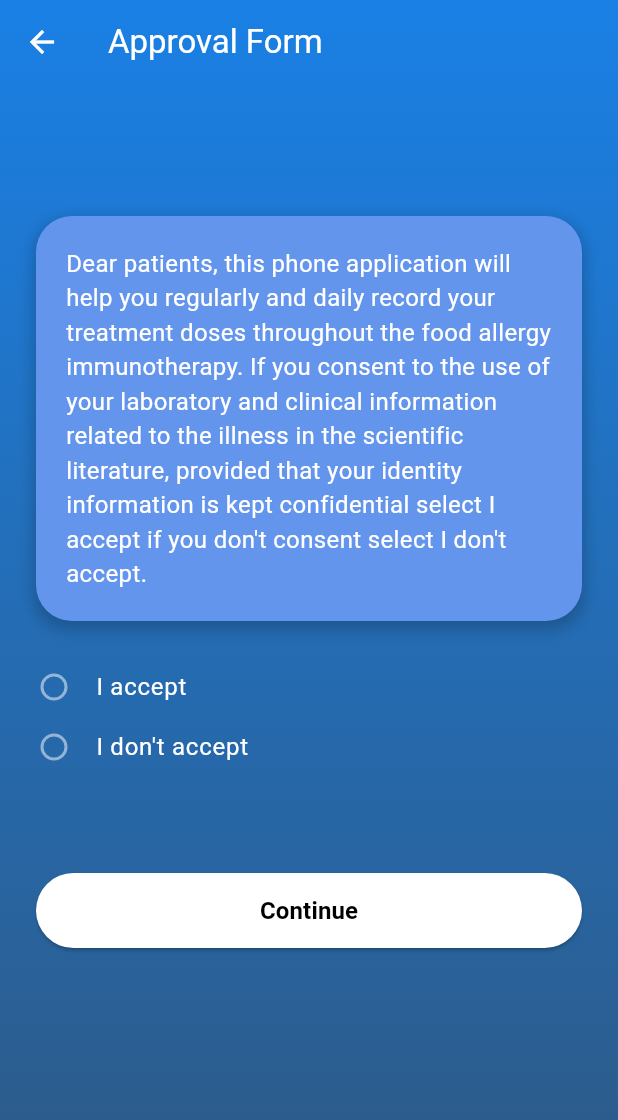
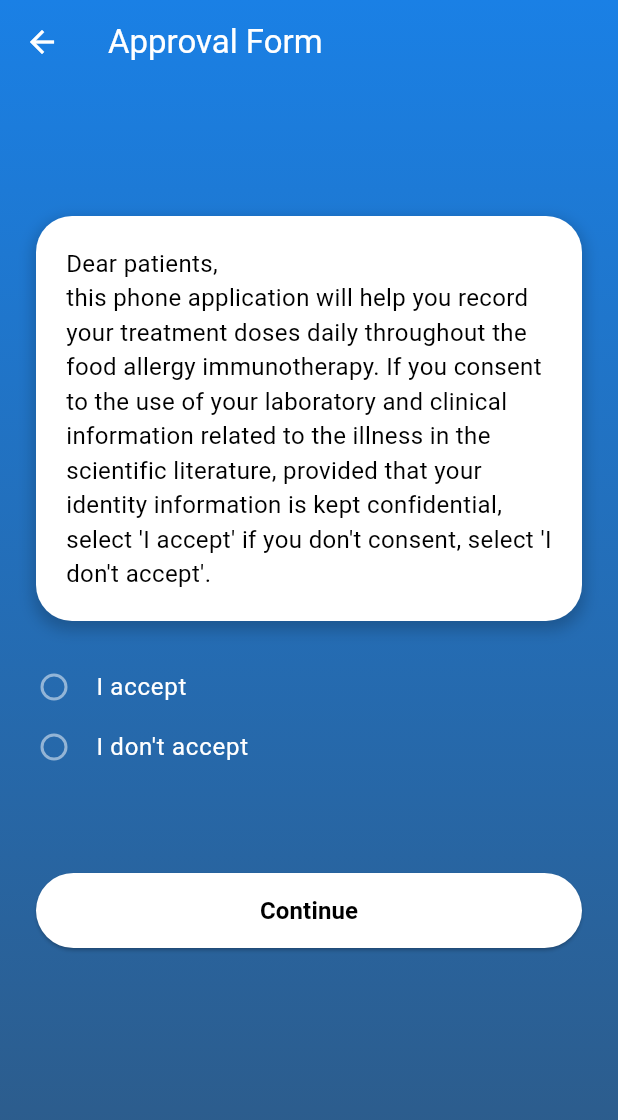
Before and after one commit to KeremTamirci/ImmunotherapyApp, a Flutter app: the TermsOfServicePage screen opened directly, on a phone screen of 412 x 824 dp. Shown: the top 1120 px of the screen. Run offline on Flutter 3.47's test engine with Material 3 defaults, Android fonts, the phone set to English and light mode, and no system bars; our stand-ins replace accordion, cloud_firestore, firebase_auth, firebase_core, firebase_messaging, fl_chart and 7 more; missing offline and left inert: dart:ffi; accounts and stored records are empty; generated files the repository leaves out were written again.

Commit message:
Color and punctuation changes

```diff
--- a/immunotheraphy_app/lib/l10n/app_en.arb
+++ b/immunotheraphy_app/lib/l10n/app_en.arb
@@ -188,7 +188,7 @@
     "female": "Female",
     "gender": "Gender",
     "dosageAmountMg": "Dosage Amount(mg)",
-    "termsOfService": "Dear patients, this phone application will help you regularly and daily record your treatment doses throughout the food allergy immunotherapy. If you consent to the use of your laboratory and clinical information related to the illness in the scientific literature, provided that your identity information is kept confidential select I accept if you don't consent select I don't accept.",
+    "termsOfService": "Dear patients, \nthis phone application will help you record your treatment doses daily throughout the food allergy immunotherapy. If you consent to the use of your laboratory and clinical information related to the illness in the scientific literature, provided that your identity information is kept confidential, select 'I accept' if you don't consent, select 'I don't accept'.",
     "byContinuing": "By continuing you are accepting the ",
     "termsOfUse": "Terms of Use",
     "accept": "Accept",
--- a/immunotheraphy_app/lib/l10n/app_tr.arb
+++ b/immunotheraphy_app/lib/l10n/app_tr.arb
@@ -177,7 +177,7 @@
     "female": "Kadın",
     "gender": "Cinsiyet",
     "dosageAmountMg": "Doz Miktarı(mg)",
-    "termsOfService": "Değerli hastalarımız bu telefon uygulaması besin alerjisi immünoterapisi boyunca tedavi dozlarınızı günlük düzenli bir şekilde kayıt etmenize yarayacaktır.  Kayıtlarınızı tutacağınız telefon uygulamasını kimlik bilgileriniz gizli tutulmak koşuluyla hastalıkla ilgili laboratuvar ve klinik bilgiler bilimsel literatüre kaynak sağlamak üzere kullanılmasına izin veriyorsanız onaylıyorum seçeneğini işaretleyin, izin vermiyorsanız onaylamıyorum seçeneğini işaretleyin",
+    "termsOfService": "Değerli hastalarımız, \nbu telefon uygulaması besin alerjisi immünoterapisi boyunca tedavi dozlarınızı günlük düzenli bir şekilde kayıt etmenize yarayacaktır. Kayıtlarınızı tutacağınız telefon uygulaması aracılığıyla, kimlik bilgileriniz gizli tutulmak koşuluyla, hastalıkla ilgili laboratuvar ve klinik bilgilerin bilimsel literatüre kaynak sağlamak üzere kullanılmasına izin veriyorsanız 'onaylıyorum' seçeneğini, izin vermiyorsanız 'onaylamıyorum' seçeneğini işaretleyiniz.",
     "byContinuing": "Uygulamayı kullanmaya devam ederek ",
     "termsOfUse": "Kullanım Şartları'nı",
     "accept": " kabul etmiş olursunuz",
--- a/immunotheraphy_app/lib/patient/screens/terms_of_service_page.dart
+++ b/immunotheraphy_app/lib/patient/screens/terms_of_service_page.dart
@@ -5,6 +5,8 @@ import 'package:immunotheraphy_app/reusable_widgets/reusable_widget.dart';
 import 'package:immunotheraphy_app/utils/text_styles.dart';
 
 class TermsOfServicePage extends StatefulWidget {
+  const TermsOfServicePage({super.key});
+
   @override
   _TermsOfServicePageState createState() => _TermsOfServicePageState();
 }
@@ -48,7 +50,8 @@ class _TermsOfServicePageState extends State<TermsOfServicePage> {
                 padding: const EdgeInsets.all(20),
                 margin: const EdgeInsets.all(24),
                 decoration: BoxDecoration(
-                  color: const Color.fromARGB(255, 100, 149, 237),
+                  // color: const Color.fromARGB(255, 100, 149, 237),
+                  color: Colors.white,
                   borderRadius: BorderRadius.circular(24),
                   boxShadow: [
                     BoxShadow(
@@ -61,7 +64,7 @@ class _TermsOfServicePageState extends State<TermsOfServicePage> {
                 ),
                 child: Text(
                   AppLocalizations.of(context)!.termsOfService,
-                  style: const TextStyle(color: Colors.white, fontSize: 16),
+                  style: const TextStyle(color: Colors.black, fontSize: 16),
                 ),
               ),
               RadioListTile<String>(
```
